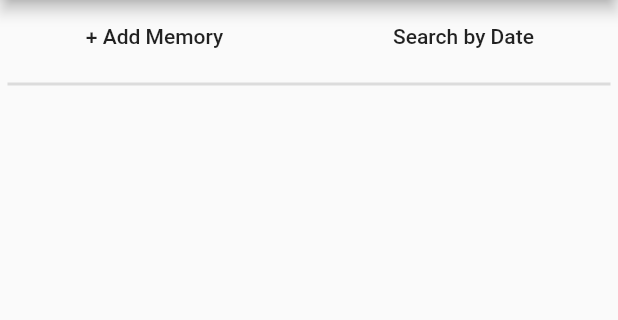
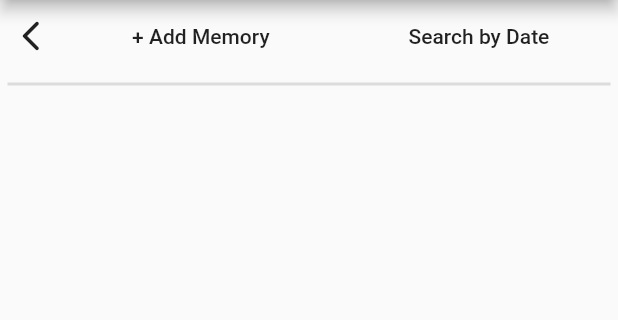
Before and after one commit to kannangr21/Flutter-DearDiary, a Flutter app: the HomePage screen opened directly with empty values, on a phone screen of 412 x 824 dp, the part 84-404 px from its top. Run offline on Flutter 3.47's test engine with Material 2 defaults, Android fonts, the light colour scheme and no system bars; our stand-ins replace fluttertoast.

Commit message:
Searching by date implemented

```diff
--- a/lib/HomePage.dart
+++ b/lib/HomePage.dart
@@ -16,44 +16,82 @@ class HomePage extends StatefulWidget {
 class _HomePageState extends State<HomePage> {
   final String formatter = DateFormat.yMMMEd().format(DateTime.now());
   DateTime currentDate = DateTime.now();
+  DateTime searchD = DateTime.now();
+  int page = 1;
 
   List sortMemories(List mems) {
     List sortedList = mems;
     sortedList.sort(((a, b) {
-      var date1 = DateFormat('EEE, MMM d, yyyy').parse(a['date']);
-      var date2 = DateFormat('EEE, MMM d, yyyy').parse(b['date']);
+      DateTime date1 = DateFormat('EEE, MMM d, yyyy').parse(a['date']);
+      DateTime date2 = DateFormat('EEE, MMM d, yyyy').parse(b['date']);
       return date2.compareTo(date1);
     }));
-
     return sortedList;
   }
 
-  Widget getList(BuildContext context) {
-    List mem = sortMemories(widget.memories);
-    int memLen = widget.memories.length;
+  List searchDate(List mems, DateTime date) {
+    List searchList = [];
+    String dateSearch = DateFormat.yMMMEd().format(date);
+    var dateSe = DateFormat('EEE, MMM d, yyyy').parse(dateSearch);
+    for (var mem in mems) {
+      var dateMem = DateFormat('EEE, MMM d, yyyy').parse(mem['date']);
+      if (dateSe.compareTo(dateMem) == 0) {
+        searchList.add(mem);
+      }
+    }
+    print(searchList);
+    return searchList;
+  }
+
+  Widget buildPage(BuildContext context) {
+    switch (page) {
+      case 0:
+        {
+          return getList(searchDate(widget.memories, searchD));
+        }
+      default:
+        {
+          return getList(sortMemories(widget.memories));
+        }
+    }
+  }
+
+  Widget getList(List mems) {
     return Column(
       children: <Widget>[
         Row(
           children: <Widget>[
-            Column(
-              children: <Widget>[
             Container(
-                  width: MediaQuery.of(context).size.width * 0.5,
+              width: MediaQuery.of(context).size.width * 0.1,
+              child: IconButton(
+                onPressed: () {
+                  if (page == 0) {
+                    setState(() {
+                      page = 1;
+                    });
+                  }
+                },
+                icon: const Icon(
+                  Icons.arrow_back_ios_new_rounded,
+                ),
+              ),
+            ),
+            Container(
+              width: MediaQuery.of(context).size.width * 0.45,
               child: FlatButton(
                 onPressed: () {},
                 child: Text('+ Add Memory'),
               ),
-                )
-              ],
             ),
-            Column(
-              children: <Widget>[
             Container(
-                  width: MediaQuery.of(context).size.width * 0.5,
+              width: MediaQuery.of(context).size.width * 0.45,
               child: FlatButton(
                 onPressed: () async {
                   if (await _selectDate(context)) {
                     /* Searching part Goes here*/
+                    setState(() {
+                      page = 0;
+                    });
                     print(currentDate);
                   }
                 },
@@ -61,10 +99,8 @@ class _HomePageState extends State<HomePage> {
               ),
             )
           ],
-            )
-          ],
         ),
-        Divider(
+        const Divider(
           thickness: 2,
           indent: 5,
           endIndent: 5,
@@ -73,8 +109,8 @@ class _HomePageState extends State<HomePage> {
             child: Padding(
                 padding: EdgeInsets.only(left: 6.0, right: 6.0),
                 child: ListView.builder(
-                  itemCount: memLen,
-                  itemBuilder: (context, index) => memLen != 0
+                  itemCount: mems.length,
+                  itemBuilder: (context, index) => mems.isNotEmpty
                       ? SizedBox(
                           height: 120,
                           child: Card(
@@ -93,7 +129,7 @@ class _HomePageState extends State<HomePage> {
                                 leading: Row(
                                   mainAxisSize: MainAxisSize.min,
                                   children: [
-                                    Text(mem[index]["date"]
+                                    Text(mems[index]["date"]
                                         .toString()
                                         .split(',')[1]),
                                     const VerticalDivider(
@@ -105,7 +141,7 @@ class _HomePageState extends State<HomePage> {
                                     padding:
                                         EdgeInsets.only(top: 12.0, bottom: 4.0),
                                     child: Text(
-                                      mem[index]["title"].toString(),
+                                      mems[index]["title"].toString(),
                                       style: const TextStyle(
                                         fontSize: 18.0,
                                         fontWeight: FontWeight.bold,
@@ -114,7 +150,7 @@ class _HomePageState extends State<HomePage> {
                                       overflow: TextOverflow.ellipsis,
                                     )),
                                 subtitle: Text(
-                                  mem[index]["content"].toString(),
+                                  mems[index]["content"].toString(),
                                   maxLines: 2,
                                   overflow: TextOverflow.ellipsis,
                                 ),
@@ -182,7 +218,7 @@ class _HomePageState extends State<HomePage> {
     if (pickedDate != null) {
       // ignore: curly_braces_in_flow_control_structures
       setState(() {
-        currentDate = pickedDate;
+        searchD = pickedDate;
       });
       return true;
     } else {
@@ -192,19 +228,6 @@ class _HomePageState extends State<HomePage> {
 
   @override
   Widget build(BuildContext context) {
-    var list = [
-      {
-        "_id": "620f566295b6cc05424f0e81",
-        "uid": "844a947e-235c-43ed-b172-488792c7d04b",
-        "date": formatter,
-        "title": "Testing API",
-        "content": "This is a request to test the api",
-        "createdAt": "2022-02-18T08:18:42.664Z",
-        "updatedAt": "2022-02-18T08:18:42.664Z",
-        "__v": 0
-      }
-    ];
-    int listLen = list.length;
     return Scaffold(
       drawer: const NavDrawer(),
       appBar: AppBar(
@@ -235,7 +258,7 @@ class _HomePageState extends State<HomePage> {
                           )),
                     ))),
           ]),
-      body: getList(context),
+      body: buildPage(context),
     );
   }
 }
```
Lines whose indentation alone changed are shown as unchanged.
